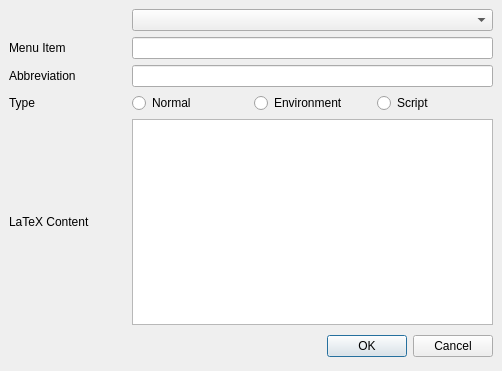
Old version of the form usermenudialog.ui in the repository svn2github/texstudio-trunk.
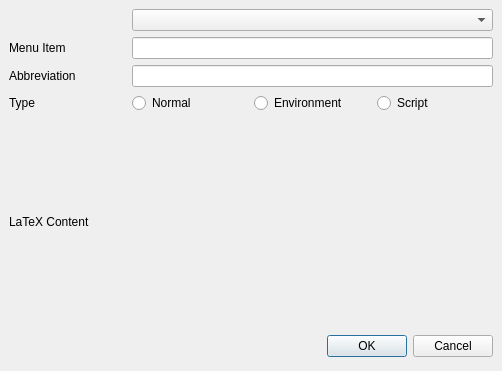
New version of the form.

Diff of the .ui file:
```diff
--- a/usermenudialog.ui
+++ b/usermenudialog.ui
@@ -65,9 +65,6 @@
      <property name="spacing">
       <number>6</number>
      </property>
-     <item row="5" column="1" colspan="3">
-      <widget class="QTextEdit" name="tagEdit"/>
-     </item>
      <item row="0" column="1" colspan="3">
       <widget class="QComboBox" name="comboBox"/>
      </item>
@@ -126,6 +123,16 @@
        </property>
       </widget>
      </item>
+     <item row="5" column="1" colspan="3">
+      <widget class="QWidget" name="tagEdit" native="true">
+       <property name="sizePolicy">
+        <sizepolicy hsizetype="Expanding" vsizetype="Expanding">
+         <horstretch>0</horstretch>
+         <verstretch>0</verstretch>
+        </sizepolicy>
+       </property>
+      </widget>
+     </item>
     </layout>
    </item>
   </layout>
```
Left out of the diff: 1 changed line with no effect on the pictures.
